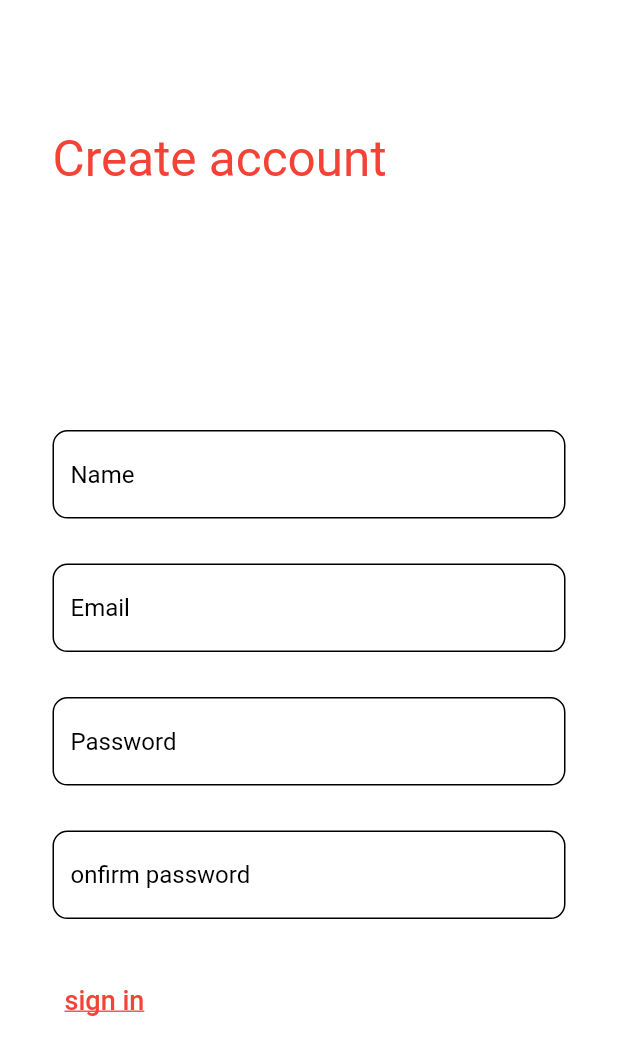
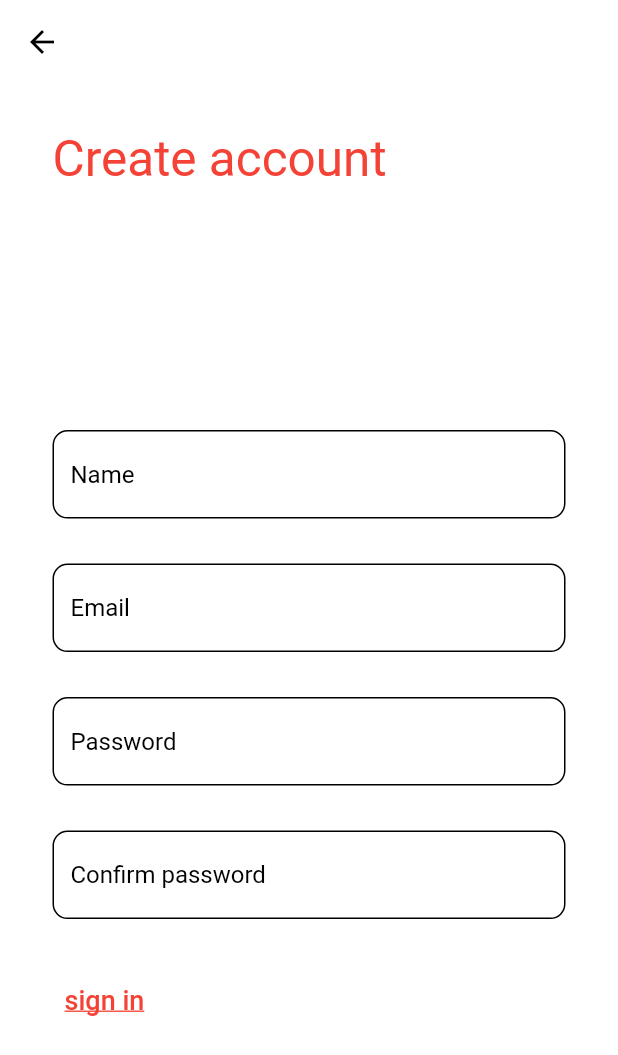
Before and after one commit to jordhi404/Virtual-Cycling, a Flutter app: the SignUp screen opened directly, on a phone screen of 412 x 824 dp. Shown: the top 1055 px of the screen. Run offline on Flutter 3.47's test engine with Material 2 defaults, Android fonts, the phone set to English and light mode, and no system bars.

Commit message:
Update sign_up_page.dart

```diff
--- a/lib/sign_up_page.dart
+++ b/lib/sign_up_page.dart
@@ -13,10 +13,16 @@ class _SignUpState extends State<SignUp>{
   Widget build(BuildContext context){
     return Container(
       child: Scaffold(
-        backgroundColor: Colors.transparent,
+        backgroundColor: Colors.white,
         appBar: AppBar(
-          backgroundColor: Colors.transparent,
+          backgroundColor: Colors.white,
           elevation: 0,
+          leading: BackButton(
+            color: Colors.black,
+            onPressed: () {
+              Navigator.pushReplacement(context, MaterialPageRoute(builder: (context) => Login()));
+            },
+          ),
         ),
         body: Stack(
           children: [
@@ -38,7 +44,7 @@ class _SignUpState extends State<SignUp>{
                         children: [
                           // Name text field.
                           TextField(
-                            style: TextStyle(color: Colors.black),
+                            style: TextStyle(color: Colors.white),
                             decoration: InputDecoration(
                               enabledBorder: OutlineInputBorder(
                                 borderRadius: BorderRadius.circular(10),
@@ -59,7 +65,7 @@ class _SignUpState extends State<SignUp>{
 
                           // Email text field.
                           TextField(
-                            style: TextStyle(color: Colors.black),
+                            style: TextStyle(color: Colors.white),
                             decoration: InputDecoration(
                               enabledBorder: OutlineInputBorder(
                                 borderRadius: BorderRadius.circular(10),
@@ -80,7 +86,7 @@ class _SignUpState extends State<SignUp>{
 
                           // Password text field.
                           TextField(
-                            style: TextStyle(color: Colors.black),
+                            style: TextStyle(color: Colors.white),
                             decoration: InputDecoration(
                               enabledBorder: OutlineInputBorder(
                                 borderRadius: BorderRadius.circular(10),
@@ -101,7 +107,7 @@ class _SignUpState extends State<SignUp>{
 
                           // Confirm password text field.
                           TextField(
-                            style: TextStyle(color: Colors.black),
+                            style: TextStyle(color: Colors.white),
                             decoration: InputDecoration(
                               enabledBorder: OutlineInputBorder(
                                 borderRadius: BorderRadius.circular(10),
@@ -109,7 +115,7 @@ class _SignUpState extends State<SignUp>{
                                   color: Colors.black,
                                 ),
                               ),
-                              hintText: "onfirm password",
+                              hintText: "Confirm password",
                               hintStyle: TextStyle(color: Colors.black),
                               border: OutlineInputBorder(
                                 borderRadius: BorderRadius.circular(10),
```
